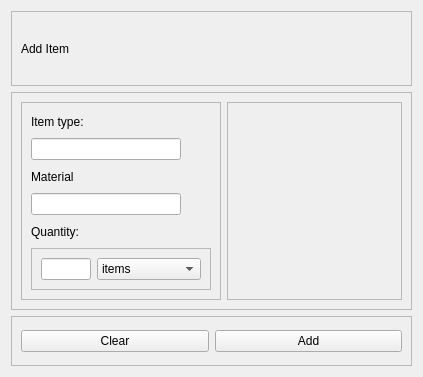
Old version of the form ui_files/add_item_dialog.ui in the repository vitorslongo/Minecraft-materials-calculator.
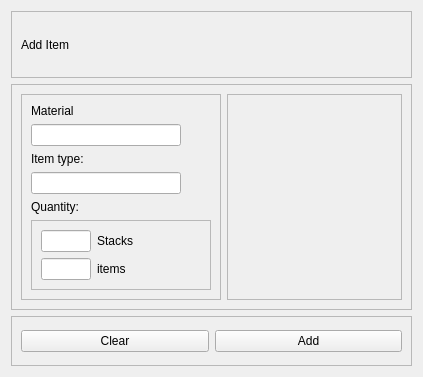
New version of the form.

Commit message: Add base material conversion calculations

What changed in the file:
```diff
--- a/ui_files/add_item_dialog.ui
+++ b/ui_files/add_item_dialog.ui
@@ -86,7 +86,27 @@
          <enum>QFrame::Shadow::Raised</enum>
         </property>
         <layout class="QGridLayout" name="gridLayout">
-         <item row="0" column="1">
+         <item row="1" column="1">
+          <widget class="QLineEdit" name="lineEdit_material">
+           <property name="maximumSize">
+            <size>
+             <width>150</width>
+             <height>16777215</height>
+            </size>
+           </property>
+          </widget>
+         </item>
+         <item row="4" column="1">
+          <widget class="QLineEdit" name="lineEdit_item_type">
+           <property name="maximumSize">
+            <size>
+             <width>150</width>
+             <height>16777215</height>
+            </size>
+           </property>
+          </widget>
+         </item>
+         <item row="2" column="1">
           <widget class="QLabel" name="label_item_type">
            <property name="maximumSize">
             <size>
@@ -99,21 +119,7 @@
            </property>
           </widget>
          </item>
-         <item row="5" column="1">
-          <widget class="QLabel" name="label_material">
-           <property name="text">
-            <string>Material</string>
-           </property>
-          </widget>
-         </item>
-         <item row="7" column="1">
-          <widget class="QLabel" name="label_quantity">
-           <property name="text">
-            <string>Quantity:</string>
-           </property>
-          </widget>
-         </item>
-         <item row="8" column="1">
+         <item row="10" column="1">
           <widget class="QFrame" name="frame_6">
            <property name="frameShape">
             <enum>QFrame::Shape::StyledPanel</enum>
@@ -122,8 +128,8 @@
             <enum>QFrame::Shadow::Raised</enum>
            </property>
            <layout class="QGridLayout" name="gridLayout_7">
-            <item row="0" column="0">
-             <widget class="QLineEdit" name="lineEdit_quantity">
+            <item row="1" column="0">
+             <widget class="QLineEdit" name="lineEdit_quantity_items">
               <property name="maximumSize">
                <size>
                 <width>50</width>
@@ -133,39 +139,55 @@
              </widget>
             </item>
             <item row="0" column="1">
-             <widget class="QComboBox" name="comboBox_quatity_type">
-              <item>
-               <property name="text">
-                <string>items</string>
-               </property>
-              </item>
-              <item>
-               <property name="text">
-                <string>stacks</string>
-               </property>
-              </item>
+             <widget class="QLabel" name="label_item_type_2">
+              <property name="maximumSize">
+               <size>
+                <width>16777215</width>
+                <height>20</height>
+               </size>
+              </property>
+              <property name="text">
+               <string>Stacks</string>
+              </property>
+             </widget>
+            </item>
+            <item row="0" column="0">
+             <widget class="QLineEdit" name="lineEdit_quantity_stacks">
+              <property name="maximumSize">
+               <size>
+                <width>50</width>
+                <height>16777215</height>
+               </size>
+              </property>
+             </widget>
+            </item>
+            <item row="1" column="1">
+             <widget class="QLabel" name="label_item_type_4">
+              <property name="maximumSize">
+               <size>
+                <width>16777215</width>
+                <height>20</height>
+               </size>
+              </property>
+              <property name="text">
+               <string>items</string>
+              </property>
              </widget>
             </item>
            </layout>
           </widget>
          </item>
-         <item row="2" column="1">
-          <widget class="QLineEdit" name="lineEdit_item_type">
-           <property name="maximumSize">
-            <size>
-             <width>150</width>
-             <height>16777215</height>
-            </size>
+         <item row="9" column="1">
+          <widget class="QLabel" name="label_quantity">
+           <property name="text">
+            <string>Quantity:</string>
            </property>
           </widget>
          </item>
-         <item row="6" column="1">
-          <widget class="QLineEdit" name="lineEdit_material">
-           <property name="maximumSize">
-            <size>
-             <width>150</width>
-             <height>16777215</height>
-            </size>
+         <item row="0" column="1">
+          <widget class="QLabel" name="label_material">
+           <property name="text">
+            <string>Material</string>
            </property>
           </widget>
          </item>
```
Left out of the diff: 6 changed lines with no effect on the pictures. The commit also changes 10 other files.
